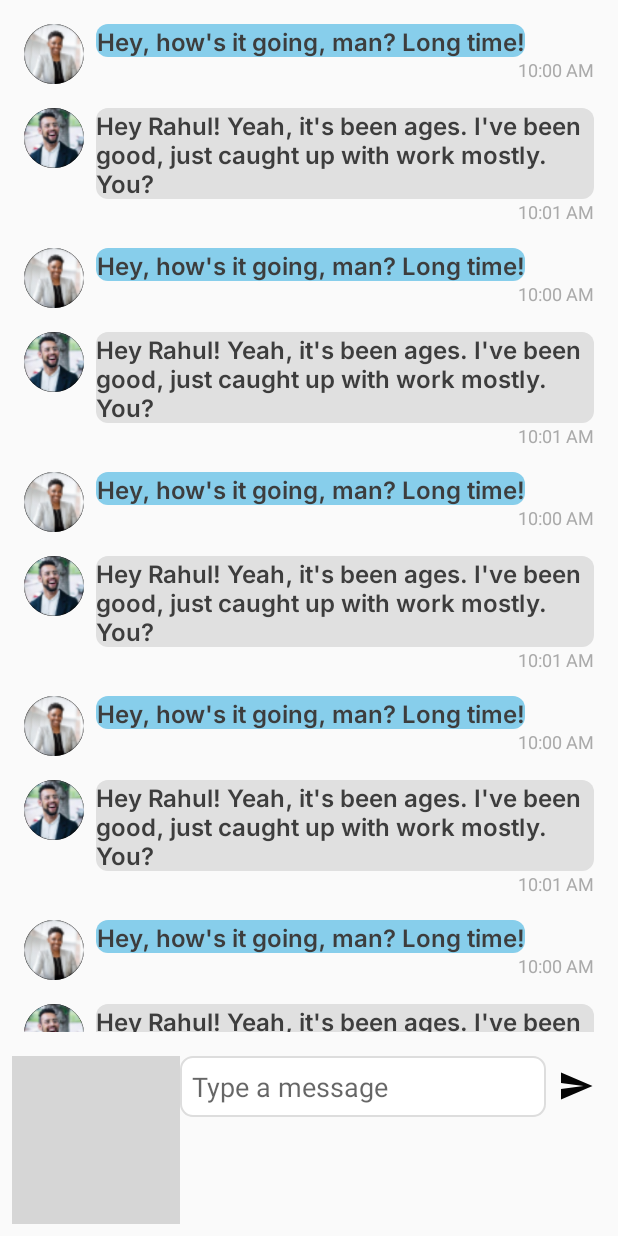
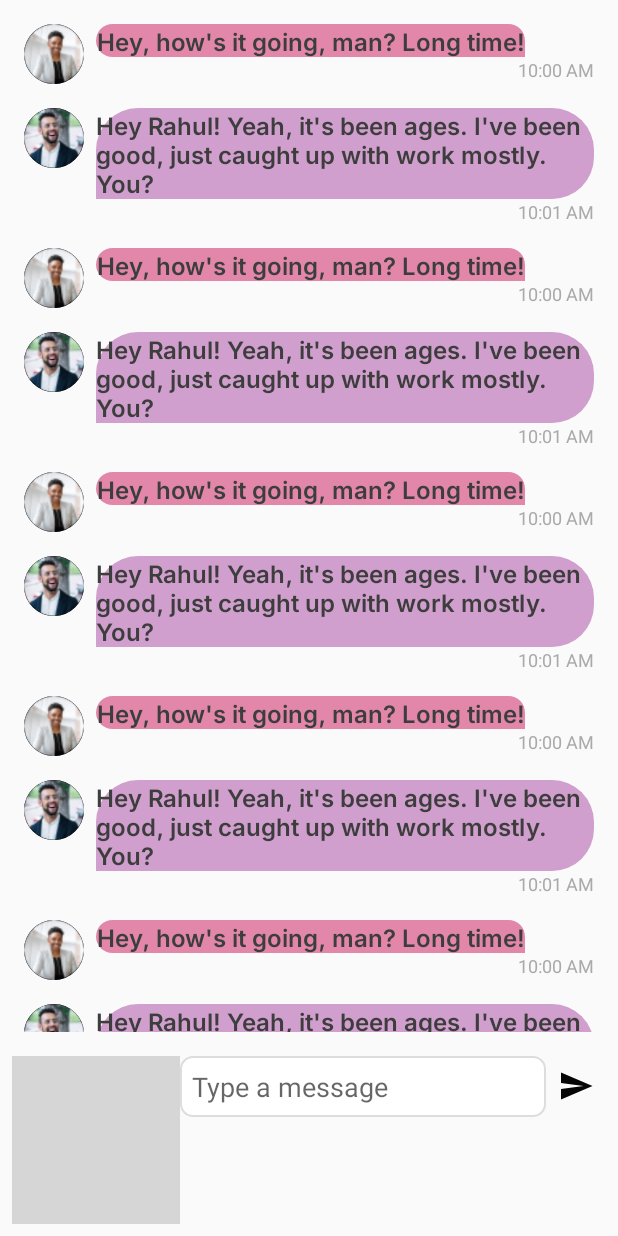
Before and after one commit to Ramreddy540/datingapp, an Android app: the ChatActivity screen opened directly, with no data from a screen before it, on a phone screen of 412 x 824 dp. Run offline under Robolectric (Android 15) with nearby library versions, the phone set to English and light mode, and no system bars; our stand-ins replace CircleImageView; grey boxes are pictures that could not be loaded.

Commit message:
drawable changed

```diff
--- a/app/src/main/java/com/example/otpverification/Fragments/User_Chat_Fragment.java
+++ b/app/src/main/java/com/example/otpverification/Fragments/User_Chat_Fragment.java
@@ -38,8 +38,8 @@ public class User_Chat_Fragment extends Fragment {
 
     // Replace these with dynamic values based on user selection or authentication
     private String chatId = "chatId1";
-    private String userId = "user1";
-    private String receiverId = "user2";
+    private String userId = "user2";
+    private String receiverId = "user1";
 
 
     public User_Chat_Fragment() {
--- a/app/src/main/res/drawable/bg_message_received.xml
+++ b/app/src/main/res/drawable/bg_message_received.xml
@@ -1,5 +1,9 @@
 <?xml version="1.0" encoding="utf-8"?>
 <shape xmlns:android="http://schemas.android.com/apk/res/android">
-    <solid android:color="#e0e0e0" />
-    <corners android:radius="8dp" />
+    <solid android:color="#D09FCD" />
+    <corners
+        android:topLeftRadius="28dp"
+        android:topRightRadius="28dp"
+        android:bottomLeftRadius="0dp"
+        android:bottomRightRadius="28dp" />
 </shape>
--- a/app/src/main/res/drawable/bg_message_sent.xml
+++ b/app/src/main/res/drawable/bg_message_sent.xml
@@ -1,5 +1,9 @@
 <?xml version="1.0" encoding="utf-8"?>
 <shape xmlns:android="http://schemas.android.com/apk/res/android">
-    <solid android:color="#87CEEB" />
-    <corners android:radius="8dp" />
+    <solid android:color="#E287A9" />
+    <corners
+    android:topLeftRadius="28dp"
+    android:topRightRadius="28dp"
+    android:bottomLeftRadius="28dp"
+    android:bottomRightRadius="0dp" />
 </shape>
```
